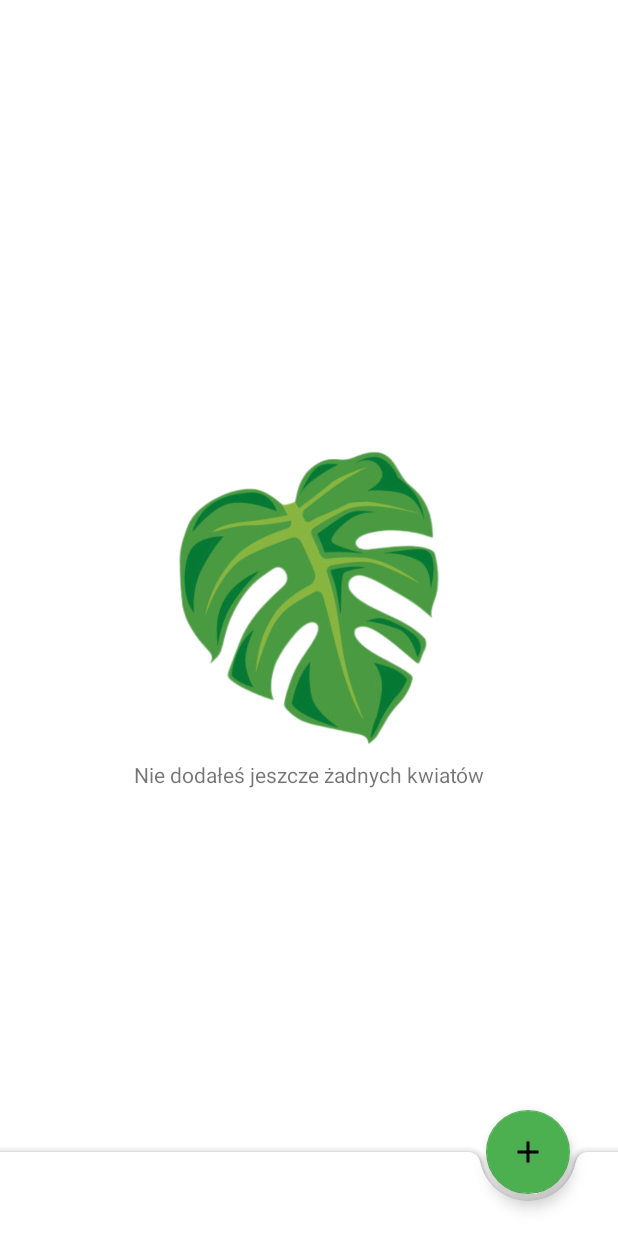
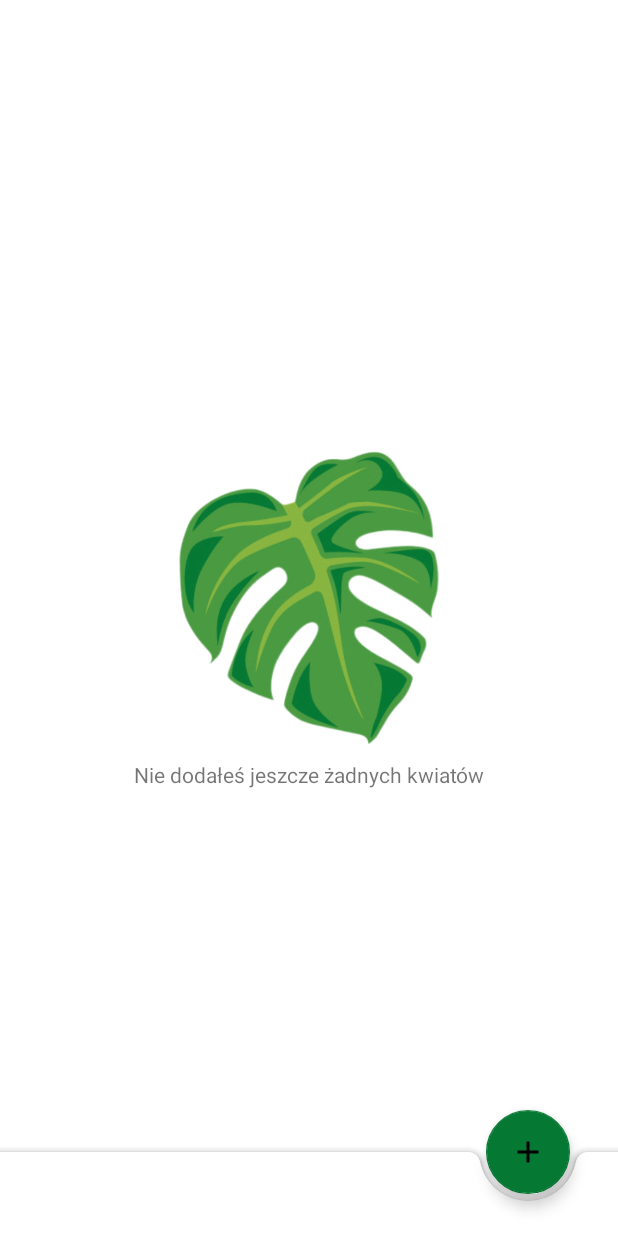
Before and after one commit to dopieralad/flowers, an Android app: the screen it shows after launch (MainActivity), on a phone screen of 412 x 824 dp. Run offline under Robolectric (Android 15) with nearby library versions, the phone set to English and light mode, and no system bars; our stand-ins replace Room's generated code.

Commit message:
Change primary colors

```diff
--- a/flowers/src/main/res/values/colors.xml
+++ b/flowers/src/main/res/values/colors.xml
@@ -1,8 +1,8 @@
 <?xml version="1.0" encoding="utf-8"?>
 <resources>
-    <color name="primary">#4CAF50</color>
-    <color name="primaryLight">#80E27E</color>
-    <color name="primaryDark">#087F23</color>
+    <color name="primary">#057933</color>
+    <color name="primaryLight">#28ab53</color>
+    <color name="primaryDark">#005a20</color>
     <color name="primaryText">#000000</color>
 
     <color name="secondary">#cddc39</color>
```
